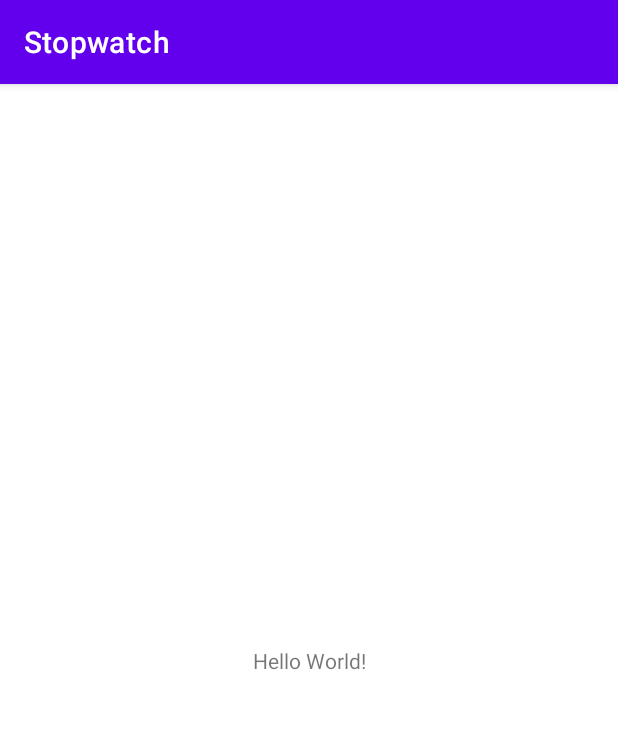
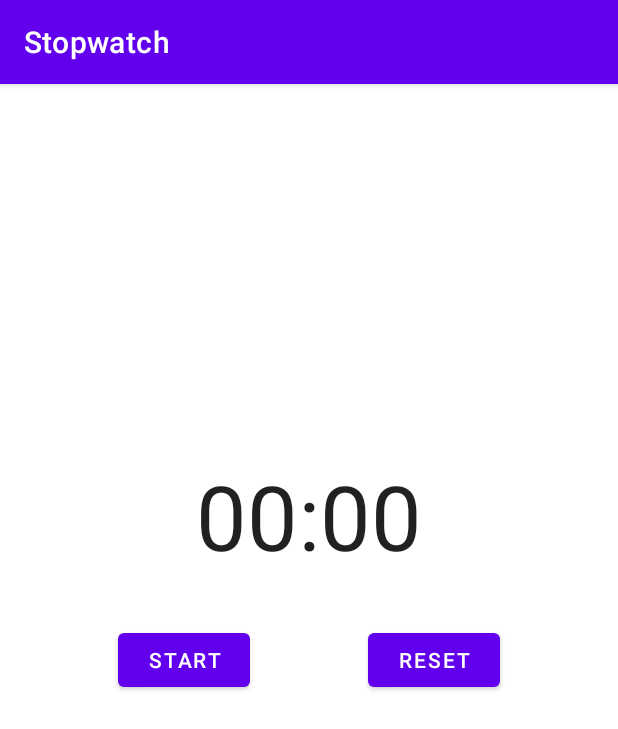
Before and after one commit to gshorrSPHS/Stopwatch2022-23, an Android app: the screen it shows after launch (MainActivity), on a phone screen of 412 x 824 dp. Shown: the top 729 px of the screen. Run offline under Robolectric (Android 15) with nearby library versions, the phone set to English and light mode, and no system bars.

Commit message:
finished stopwatch layout

```diff
--- a/app/src/main/java/com/mistershorr/stopwatch/MainActivity.kt
+++ b/app/src/main/java/com/mistershorr/stopwatch/MainActivity.kt
@@ -2,10 +2,24 @@ package com.mistershorr.stopwatch
 
 import androidx.appcompat.app.AppCompatActivity
 import android.os.Bundle
+import android.util.Log
 
 class MainActivity : AppCompatActivity() {
+
+    // make a classwide static constant in Kotlin
+    companion object {
+        // all your static constants go here
+        val TAG = "MainActivity"
+    }
+
     override fun onCreate(savedInstanceState: Bundle?) {
         super.onCreate(savedInstanceState)
         setContentView(R.layout.activity_main)
     }
+
+    override fun onStart() {
+        super.onStart()
+        Log.d(TAG, "onStart: ")
+    }
+
 }
--- a/app/src/main/res/layout/activity_main.xml
+++ b/app/src/main/res/layout/activity_main.xml
@@ -6,13 +6,38 @@
     android:layout_height="match_parent"
     tools:context=".MainActivity">
 
-    <TextView
+    <Button
+        android:id="@+id/button_main_start"
         android:layout_width="wrap_content"
         android:layout_height="wrap_content"
-        android:text="Hello World!"
+        android:text="Start"
         app:layout_constraintBottom_toBottomOf="parent"
-        app:layout_constraintEnd_toEndOf="parent"
+        app:layout_constraintEnd_toStartOf="@+id/button_main_reset"
+        app:layout_constraintHorizontal_bias="0.5"
         app:layout_constraintStart_toStartOf="parent"
         app:layout_constraintTop_toTopOf="parent" />
 
+    <Button
+        android:id="@+id/button_main_reset"
+        android:layout_width="wrap_content"
+        android:layout_height="wrap_content"
+        android:text="Reset"
+        app:layout_constraintBottom_toBottomOf="parent"
+        app:layout_constraintEnd_toEndOf="parent"
+        app:layout_constraintHorizontal_bias="0.5"
+        app:layout_constraintStart_toEndOf="@+id/button_main_start"
+        app:layout_constraintTop_toTopOf="parent" />
+
+    <Chronometer
+        android:id="@+id/chronometer_main_stopwatch"
+        android:layout_width="wrap_content"
+        android:layout_height="wrap_content"
+        android:layout_marginBottom="32dp"
+        android:textSize="60sp"
+        app:layout_constraintBottom_toTopOf="@+id/button_main_reset"
+        app:layout_constraintEnd_toEndOf="parent"
+        app:layout_constraintHorizontal_bias="0.5"
+        app:layout_constraintStart_toStartOf="parent" />
+
+
 </androidx.constraintlayout.widget.ConstraintLayout>
```
